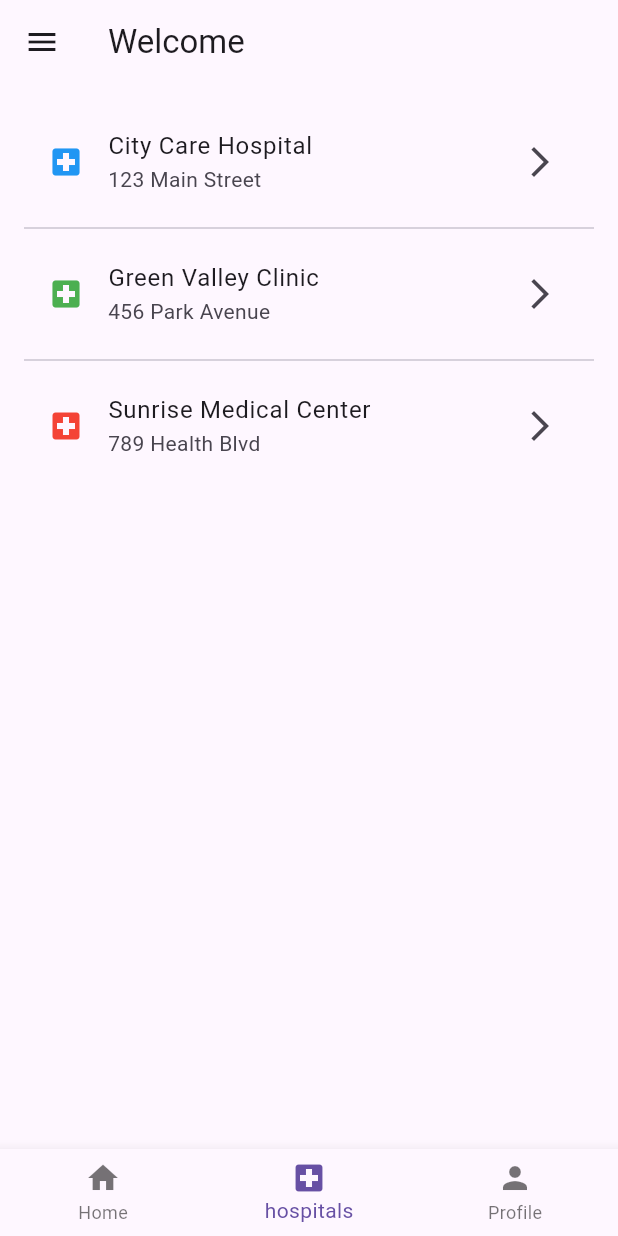
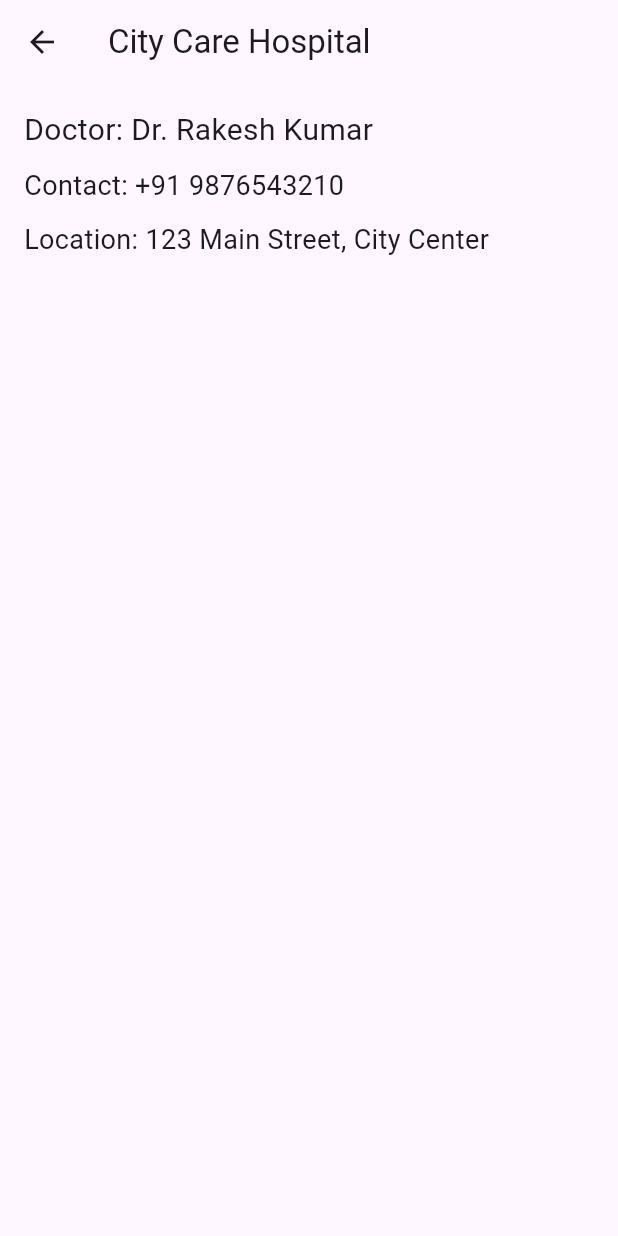
Before and after one commit to codenik01/Hackathon_0.1, a Flutter app: the HomeScreen screen opened directly, item 2 of the bottom bar chosen, after a tap on "City Care Hospital", on a phone screen of 412 x 824 dp. Run offline on Flutter 3.47's test engine with Material 3 defaults, Android fonts, the light colour scheme and no system bars; our stand-ins replace cloud_firestore, firebase_auth, firebase_core; accounts and stored records are empty.

Commit message:
added details in hospital list

```diff
--- a/lib/screen/home_screen.dart
+++ b/lib/screen/home_screen.dart
@@ -1,5 +1,6 @@
 import 'package:care_plus/screen/chat_screen.dart';
 import 'package:care_plus/screen/login_screen.dart';
+import 'package:care_plus/screen/ospitalDetailsScreen.dart';
 import 'package:firebase_auth/firebase_auth.dart';
 import 'package:cloud_firestore/cloud_firestore.dart';
 import 'package:flutter/material.dart';
@@ -48,7 +49,17 @@ class _HomeScreenState extends State<HomeScreen> {
             subtitle: Text('123 Main Street'),
             trailing: Icon(Icons.arrow_forward_ios),
             onTap: () {
-              // Navigate to hospital details screen if needed
+              Navigator.push(
+                context,
+                MaterialPageRoute(
+                  builder: (_) => HospitalDetailsScreen(
+                    hospitalName: 'City Care Hospital',
+                    doctorName: 'Dr. Rakesh Kumar',
+                    contactNumber: '+91 9876543210',
+                    location: '123 Main Street, City Center',
+                  ),
+                ),
+              );
             },
           ),
           Divider(),
@@ -57,7 +68,19 @@ class _HomeScreenState extends State<HomeScreen> {
             title: Text('Green Valley Clinic'),
             subtitle: Text('456 Park Avenue'),
             trailing: Icon(Icons.arrow_forward_ios),
-            onTap: () {},
+            onTap: () {
+              Navigator.push(
+                context,
+                MaterialPageRoute(
+                  builder: (_) => HospitalDetailsScreen(
+                    hospitalName: 'Green Valley Clinic',
+                    doctorName: 'Dr. Priya Sharma',
+                    contactNumber: '+91 9123456789',
+                    location: '456 Park Avenue, Sector 5',
+                  ),
+                ),
+              );
+            },
           ),
           Divider(),
           ListTile(
@@ -65,10 +88,23 @@ class _HomeScreenState extends State<HomeScreen> {
             title: Text('Sunrise Medical Center'),
             subtitle: Text('789 Health Blvd'),
             trailing: Icon(Icons.arrow_forward_ios),
-            onTap: () {},
+            onTap: () {
+              Navigator.push(
+                context,
+                MaterialPageRoute(
+                  builder: (_) => HospitalDetailsScreen(
+                    hospitalName: 'Sunrise Medical Center',
+                    doctorName: 'Dr. Meena Joshi',
+                    contactNumber: '+91 9988776655',
+                    location: '789 Health Blvd, East Wing',
+                  ),
+                ),
+              );
+            },
           ),
         ],
       ),
+
       // 👇 Profile Page (Page 2)
       FutureBuilder<String>(
         future: getUsername(),
--- /dev/null
+++ b/lib/screen/ospitalDetailsScreen.dart
@@ -0,0 +1,35 @@
+import 'package:flutter/material.dart';
+
+class HospitalDetailsScreen extends StatelessWidget {
+  final String hospitalName;
+  final String doctorName;
+  final String contactNumber;
+  final String location;
+
+  const HospitalDetailsScreen({
+    required this.hospitalName,
+    required this.doctorName,
+    required this.contactNumber,
+    required this.location,
+  });
+
+  @override
+  Widget build(BuildContext context) {
+    return Scaffold(
+      appBar: AppBar(title: Text(hospitalName)),
+      body: Padding(
+        padding: const EdgeInsets.all(16.0),
+        child: Column(
+          crossAxisAlignment: CrossAxisAlignment.start,
+          children: [
+            Text("Doctor: $doctorName", style: TextStyle(fontSize: 20)),
+            SizedBox(height: 10),
+            Text("Contact: $contactNumber", style: TextStyle(fontSize: 18)),
+            SizedBox(height: 10),
+            Text("Location: $location", style: TextStyle(fontSize: 18)),
+          ],
+        ),
+      ),
+    );
+  }
+}
```
